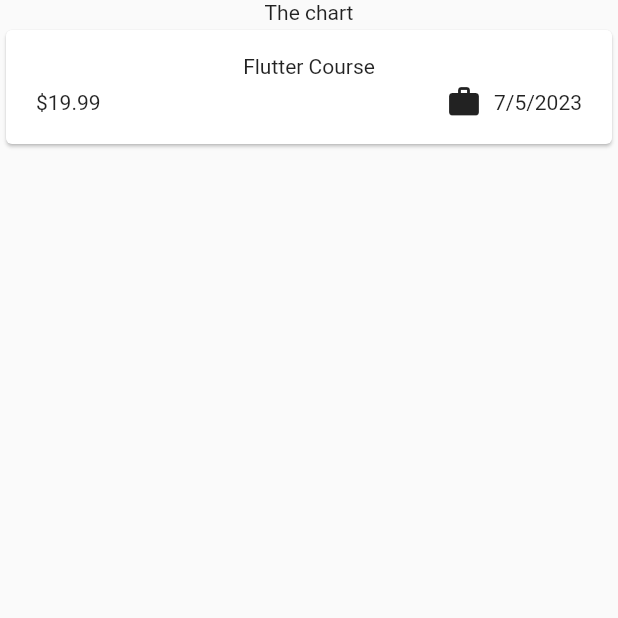
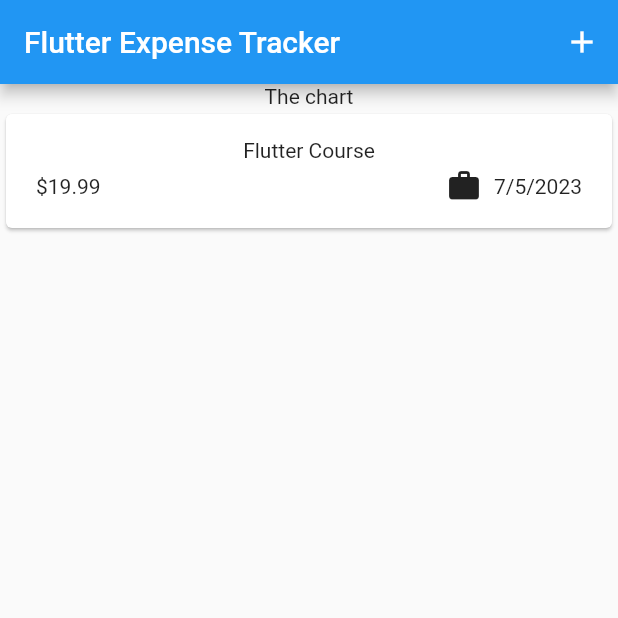
Before and after one commit to wtwente20/Flutter-Expense-Tracker, a Flutter app: the screen it shows after launch, on a phone screen of 412 x 824 dp, the top half of it. Run offline on Flutter 3.47's test engine with Material 2 defaults, Android fonts, the phone set to English and light mode, and no system bars.

Commit message:
created appBar within expenses.dart

```diff
--- a/lib/widgets/expenses.dart
+++ b/lib/widgets/expenses.dart
@@ -23,6 +23,12 @@ class _ExpensesState extends State<Expenses> {
   @override
   Widget build(BuildContext context) {
     return Scaffold(
+      appBar: AppBar(
+        title: Text('Flutter Expense Tracker'),
+        actions: [
+          IconButton(onPressed: () {}, icon: Icon(Icons.add),)
+        ],
+      ),
       body: Column(
         children: [
           Text('The chart'),
```
